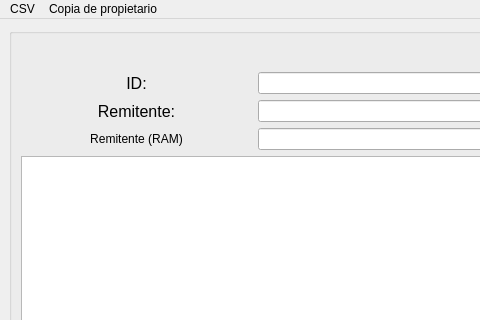
Above: mainwindow.ui from roblescristian4722/lector_correo before the change; both pictures show x 0 to 480 and y 0 to 320 of the 1219 by 479 pixel window. Below: the same form after it.
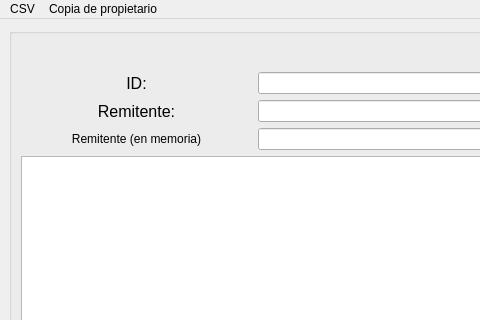
That is the form after the change.

Commit message: Error al buscar en memoria y error de uno extra al buscar por rem. solucionados

Diff of the .ui file:
```diff
--- a/mainwindow.ui
+++ b/mainwindow.ui
@@ -101,7 +101,7 @@
        <item row="3" column="0">
         <widget class="QLabel" name="remRAML">
          <property name="text">
-          <string>Remitente (RAM)</string>
+          <string>Remitente (en memoria)</string>
          </property>
          <property name="alignment">
           <set>Qt::AlignCenter</set>
```
Left out of the diff: 2 changed lines with no effect on the pictures. The commit also changes 3 other files.
